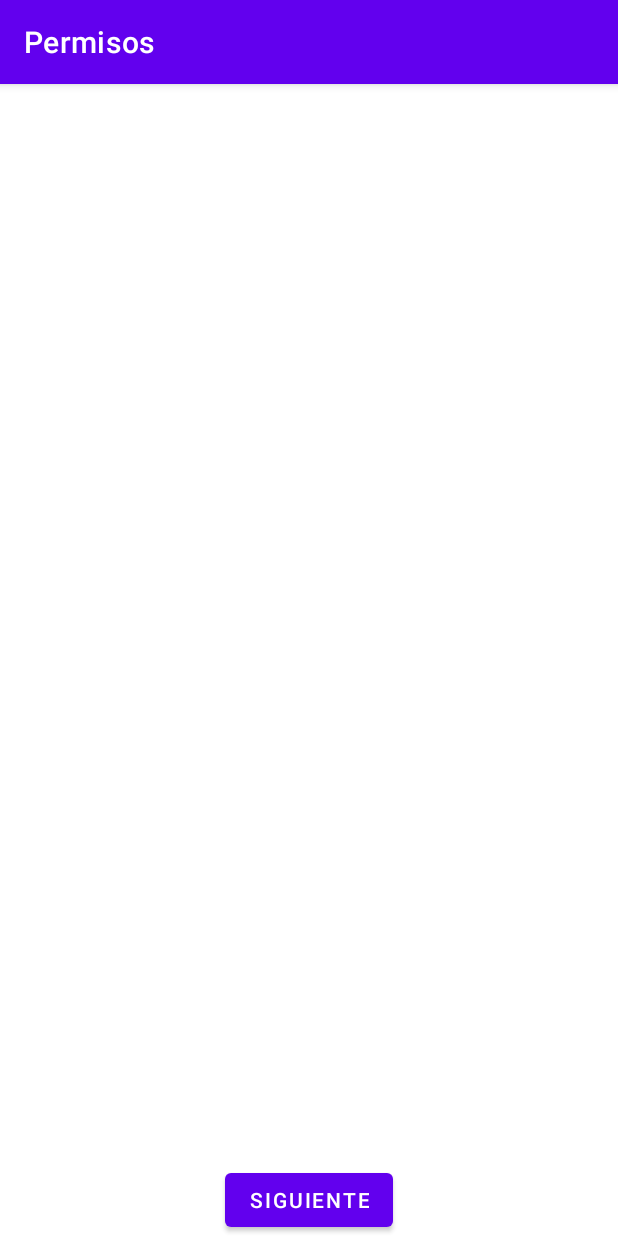
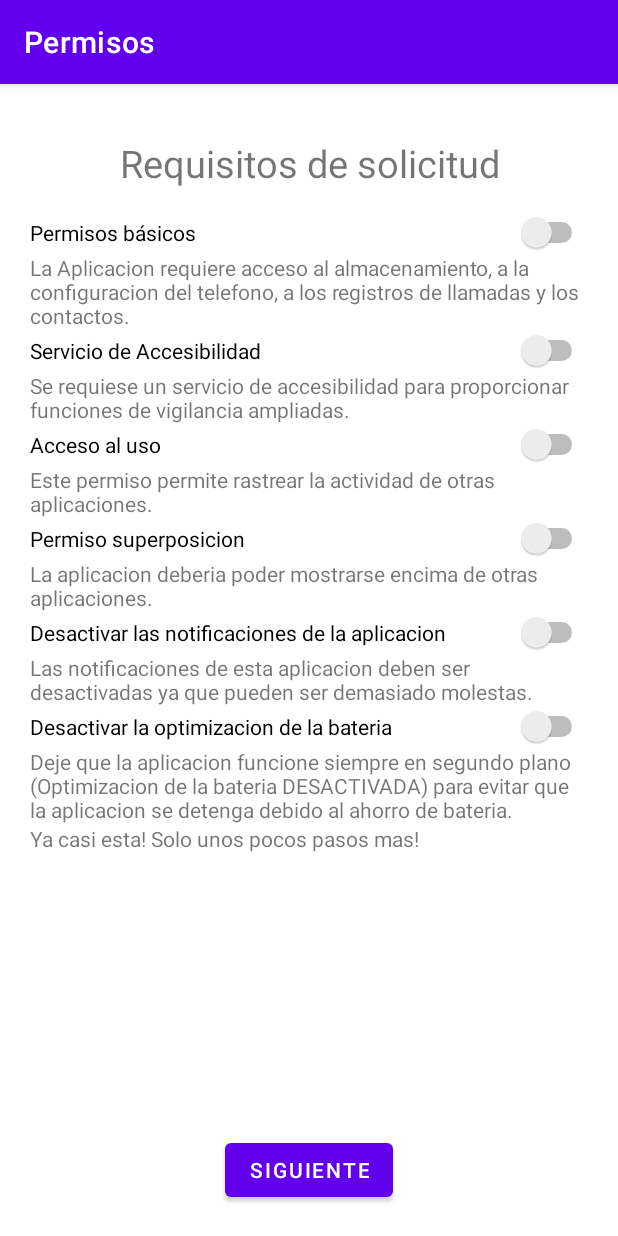
Before and after one commit to edgarq354/Seguro, an Android app: the Permisos screen opened directly, with no data from a screen before it, on a phone screen of 412 x 824 dp. Run offline under Robolectric (Android 15) with nearby library versions, the phone set to English and light mode, and no system bars.

Commit message:
permisos layout

```diff
--- a/app/src/main/res/layout/content_permisos.xml
+++ b/app/src/main/res/layout/content_permisos.xml
@@ -1,9 +1,152 @@
 <?xml version="1.0" encoding="utf-8"?>
-<ScrollView xmlns:android="http://schemas.android.com/apk/res/android"
+<FrameLayout xmlns:android="http://schemas.android.com/apk/res/android"
     xmlns:app="http://schemas.android.com/apk/res-auto"
     android:layout_width="match_parent"
     android:layout_height="match_parent"
+    android:padding="20sp"
     app:layout_behavior="@string/appbar_scrolling_view_behavior">
+
+    <LinearLayout
+    android:layout_width="match_parent"
+    android:layout_height="match_parent"
+    android:orientation="vertical">
+
+
+        <TextView
+            android:layout_width="match_parent"
+            android:layout_height="wrap_content"
+            android:gravity="center"
+            android:textSize="25sp"
+            android:layout_margin="15sp"
+            android:text="Requisitos de solicitud"/>
+
+    <LinearLayout
+    android:id="@+id/ll_permisos_basicos"
+    android:layout_width="match_parent"
+    android:layout_height="wrap_content"
+    android:orientation="vertical">
+
+    <Switch
+        android:layout_width="match_parent"
+        android:layout_height="wrap_content"
+        android:text="Permisos básicos"
+        android:contentDescription="La Aplicacion requiere acceso al almacenamiento, a la configuracion del telefono, a los registros de llamadas y los contactos.">
+
+    </Switch>
+    <TextView
+        android:id="@+id/tv_permisos_basicos"
+        android:layout_width="match_parent"
+        android:layout_height="wrap_content"
+
+        android:text="La Aplicacion requiere acceso al almacenamiento, a la configuracion del telefono, a los registros de llamadas y los contactos."></TextView>
+    </LinearLayout>
+
+
+    <LinearLayout
+        android:id="@+id/ll_servicios_accesibilidad"
+        android:layout_width="match_parent"
+        android:layout_height="wrap_content"
+        android:orientation="vertical">
+
+        <Switch
+            android:layout_width="match_parent"
+            android:layout_height="wrap_content"
+            android:text="Servicio de Accesibilidad"
+            android:contentDescription="La Aplicacion requiere acceso al almacenamiento, a la configuracion del telefono, a los registros de llamadas y los contactos.">
+
+        </Switch>
+        <TextView
+            android:id="@+id/tv_servicios_accesibilidad"
+            android:layout_width="match_parent"
+            android:layout_height="wrap_content"
+            android:text="Se requiese un servicio de accesibilidad para proporcionar funciones de vigilancia ampliadas."></TextView>
+    </LinearLayout>
+
+
+
+        <LinearLayout
+            android:id="@+id/ll_acceso_uso"
+            android:layout_width="match_parent"
+            android:layout_height="wrap_content"
+            android:orientation="vertical">
+
+            <Switch
+                android:id="@+id/sw_acceso_uso"
+                android:layout_width="match_parent"
+                android:layout_height="wrap_content"
+                android:text="Acceso al uso"/>
+
+            <TextView
+                android:id="@+id/tv_acceso_uso"
+                android:layout_width="match_parent"
+                android:layout_height="wrap_content"
+                android:text="Este permiso permite rastrear la actividad de otras aplicaciones."></TextView>
+        </LinearLayout>
+
+        <LinearLayout
+            android:id="@+id/ll_permiso_superposicion"
+            android:layout_width="match_parent"
+            android:layout_height="wrap_content"
+            android:orientation="vertical">
+
+            <Switch
+                android:id="@+id/sw_permiso_superposicion"
+                android:layout_width="match_parent"
+                android:layout_height="wrap_content"
+                android:text="Permiso superposicion"/>
+
+            <TextView
+                android:id="@+id/tv_permiso_superposicion"
+                android:layout_width="match_parent"
+                android:layout_height="wrap_content"
+                android:text="La aplicacion deberia poder mostrarse encima de otras aplicaciones."></TextView>
+        </LinearLayout>
+
+        <LinearLayout
+            android:id="@+id/ll_desactivar_notificaciones"
+            android:layout_width="match_parent"
+            android:layout_height="wrap_content"
+            android:orientation="vertical">
+
+            <Switch
+                android:id="@+id/sw_desactivar_notificaciones"
+                android:layout_width="match_parent"
+                android:layout_height="wrap_content"
+                android:text="Desactivar las notificaciones de la aplicacion"/>
+
+            <TextView
+                android:id="@+id/tv_desactivar_notificaciones"
+                android:layout_width="match_parent"
+                android:layout_height="wrap_content"
+                android:text="Las notificaciones de esta aplicacion deben ser desactivadas ya que pueden ser demasiado molestas."></TextView>
+        </LinearLayout>
+
+        <LinearLayout
+            android:id="@+id/ll_desactivar_optimizacion"
+            android:layout_width="match_parent"
+            android:layout_height="wrap_content"
+            android:orientation="vertical">
+
+            <Switch
+                android:id="@+id/sw_desactivar_optimizacion"
+                android:layout_width="match_parent"
+                android:layout_height="wrap_content"
+                android:text="Desactivar la optimizacion de la bateria"/>
+
+            <TextView
+                android:id="@+id/tv_desactivar_optimizacion"
+                android:layout_width="match_parent"
+                android:layout_height="wrap_content"
+                android:text="Deje que la aplicacion funcione siempre en segundo plano (Optimizacion de la bateria DESACTIVADA) para evitar que la aplicacion se detenga debido al ahorro de bateria."></TextView>
+        </LinearLayout>
+
+        <TextView
+            android:id="@+id/tv_listo"
+            android:layout_width="match_parent"
+            android:layout_height="wrap_content"
+            android:text="Ya casi esta! Solo unos pocos pasos mas!"></TextView>
+
+    </LinearLayout>
 
 
     <Button
@@ -14,5 +157,4 @@
         />
 
 
-
-</ScrollView>
+</FrameLayout>
```
Also changed, not shown: app/src/main/res/layout/fragment_first.xml (deleted, +0 -28 lines), app/src/main/res/layout/fragment_first2.xml (deleted, +0 -28 lines), app/src/main/res/layout/fragment_second.xml (deleted, +0 -27 lines), app/src/main/res/layout/fragment_second2.xml (deleted, +0 -27 lines), app/src/main/res/layout/permiso_accesibilidad.xml (added, +32 -0 lines), app/src/main/res/layout/permiso_desactivar_notificaciones.xml (added, +22 -0 lines).
